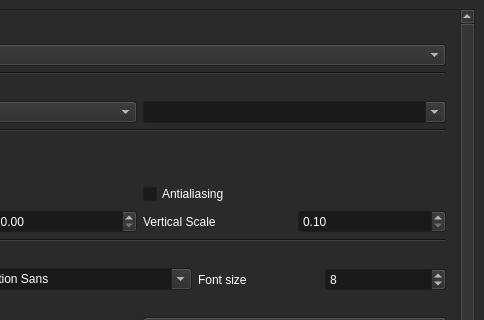
This is DBLoader CMake/settingswindow.ui in gfifgfifofich/DB_loader as Qt 5 draws it before an edit; both pictures show x 190 to 674 and y 0 to 320 of the 674 by 566 pixel window. The edited form follows.
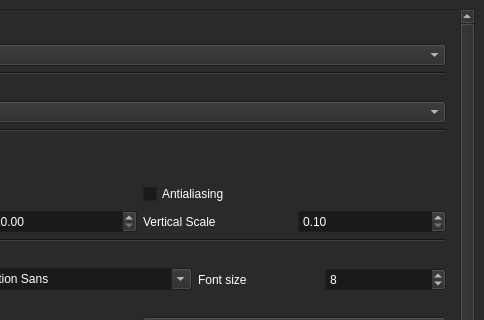
This is the edited form.

The edit to the form file:
```diff
--- a/DBLoader CMake/settingswindow.ui
+++ b/DBLoader CMake/settingswindow.ui
@@ -601,19 +601,6 @@
                   </property>
                  </widget>
                 </item>
-                <item>
-                 <widget class="QComboBox" name="LocalDBNameComboBox">
-                  <property name="maximumSize">
-                   <size>
-                    <width>16777215</width>
-                    <height>25</height>
-                   </size>
-                  </property>
-                  <property name="editable">
-                   <bool>true</bool>
-                  </property>
-                 </widget>
-                </item>
                </layout>
               </item>
               <item>
```
Left out of the diff: 2 changed lines with no effect on the pictures.
